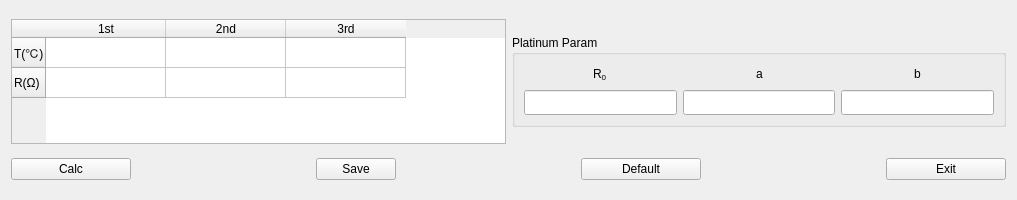
flimmy78/qtverify, file source/systemset/systemsetdlg/ui/chkplasensor.ui: the form before one commit.
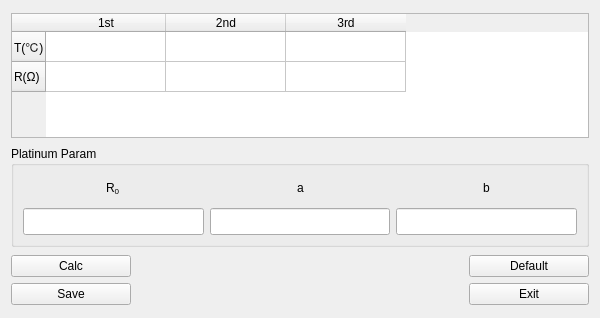
The form after the commit. Icons and pictures are not drawn.

What changed in the file:
```diff
--- a/source/systemset/systemsetdlg/ui/chkplasensor.ui
+++ b/source/systemset/systemsetdlg/ui/chkplasensor.ui
@@ -9,8 +9,8 @@
    <rect>
     <x>0</x>
     <y>0</y>
-    <width>1017</width>
-    <height>200</height>
+    <width>600</width>
+    <height>318</height>
    </rect>
   </property>
   <property name="minimumSize">
@@ -32,8 +32,8 @@
    <iconset resource="../systemsetdlg.qrc">
     <normaloff>:/systemsetdlg/images/ptparaset.png</normaloff>:/systemsetdlg/images/ptparaset.png</iconset>
   </property>
-  <layout class="QGridLayout" name="gridLayout_2">
-   <item row="0" column="0">
+  <layout class="QVBoxLayout" name="verticalLayout_4">
+   <item>
     <widget class="QTableWidget" name="tbl_t_r">
      <property name="sizePolicy">
       <sizepolicy hsizetype="Expanding" vsizetype="Preferred">
@@ -43,8 +43,8 @@
      </property>
      <property name="minimumSize">
       <size>
-       <width>400</width>
-       <height>121</height>
+       <width>411</width>
+       <height>120</height>
       </size>
      </property>
      <property name="maximumSize">
@@ -88,7 +88,7 @@
      </item>
     </widget>
    </item>
-   <item row="0" column="1">
+   <item>
     <widget class="QGroupBox" name="groupBox_6">
      <property name="sizePolicy">
       <sizepolicy hsizetype="Preferred" vsizetype="Fixed">
@@ -96,14 +96,20 @@
        <verstretch>0</verstretch>
       </sizepolicy>
      </property>
+     <property name="minimumSize">
+      <size>
+       <width>400</width>
+       <height>101</height>
+      </size>
+     </property>
      <property name="title">
       <string>Platinum Param</string>
      </property>
      <property name="checkable">
       <bool>false</bool>
      </property>
-     <layout class="QGridLayout" name="gridLayout">
-      <item row="0" column="0">
+     <layout class="QHBoxLayout" name="horizontalLayout">
+      <item>
        <layout class="QVBoxLayout" name="verticalLayout">
         <item>
          <layout class="QHBoxLayout" name="horizontalLayout_2">
@@ -166,7 +172,7 @@
         </item>
        </layout>
       </item>
-      <item row="0" column="1">
+      <item>
        <layout class="QVBoxLayout" name="verticalLayout_2">
         <item>
          <layout class="QHBoxLayout" name="horizontalLayout_3">
@@ -226,7 +232,7 @@
         </item>
        </layout>
       </item>
-      <item row="0" column="2">
+      <item>
        <layout class="QVBoxLayout" name="verticalLayout_3">
         <item>
          <layout class="QHBoxLayout" name="horizontalLayout_4">
@@ -289,9 +295,9 @@
      </layout>
     </widget>
    </item>
-   <item row="1" column="0" colspan="2">
-    <layout class="QHBoxLayout" name="horizontalLayout">
-     <item>
+   <item>
+    <layout class="QGridLayout" name="gridLayout">
+     <item row="0" column="0">
       <widget class="QPushButton" name="btn_calc">
        <property name="minimumSize">
         <size>
@@ -310,39 +316,7 @@
        </property>
       </widget>
      </item>
-     <item>
-      <spacer name="horizontalSpacer">
-       <property name="orientation">
-        <enum>Qt::Horizontal</enum>
-       </property>
-       <property name="sizeHint" stdset="0">
-        <size>
-         <width>40</width>
-         <height>20</height>
-        </size>
-       </property>
-      </spacer>
-     </item>
-     <item>
-      <widget class="QPushButton" name="btn_save">
-       <property name="maximumSize">
-        <size>
-         <width>120</width>
-         <height>16777215</height>
-        </size>
-       </property>
-       <property name="sizeIncrement">
-        <size>
-         <width>150</width>
-         <height>0</height>
-        </size>
-       </property>
-       <property name="text">
-        <string>Save</string>
-       </property>
-      </widget>
-     </item>
-     <item>
+     <item row="0" column="1">
       <spacer name="horizontalSpacer_2">
        <property name="orientation">
         <enum>Qt::Horizontal</enum>
@@ -355,7 +329,7 @@
        </property>
       </spacer>
      </item>
-     <item>
+     <item row="0" column="2">
       <widget class="QPushButton" name="btn_default">
        <property name="minimumSize">
         <size>
@@ -374,7 +348,26 @@
        </property>
       </widget>
      </item>
-     <item>
+     <item row="1" column="0">
+      <widget class="QPushButton" name="btn_save">
+       <property name="maximumSize">
+        <size>
+         <width>120</width>
+         <height>16777215</height>
+        </size>
+       </property>
+       <property name="sizeIncrement">
+        <size>
+         <width>150</width>
+         <height>0</height>
+        </size>
+       </property>
+       <property name="text">
+        <string>Save</string>
+       </property>
+      </widget>
+     </item>
+     <item row="1" column="1">
       <spacer name="horizontalSpacer_3">
        <property name="orientation">
         <enum>Qt::Horizontal</enum>
@@ -387,7 +380,7 @@
        </property>
       </spacer>
      </item>
-     <item>
+     <item row="1" column="2">
       <widget class="QPushButton" name="btn_exit">
        <property name="sizePolicy">
         <sizepolicy hsizetype="Preferred" vsizetype="Fixed">
```
